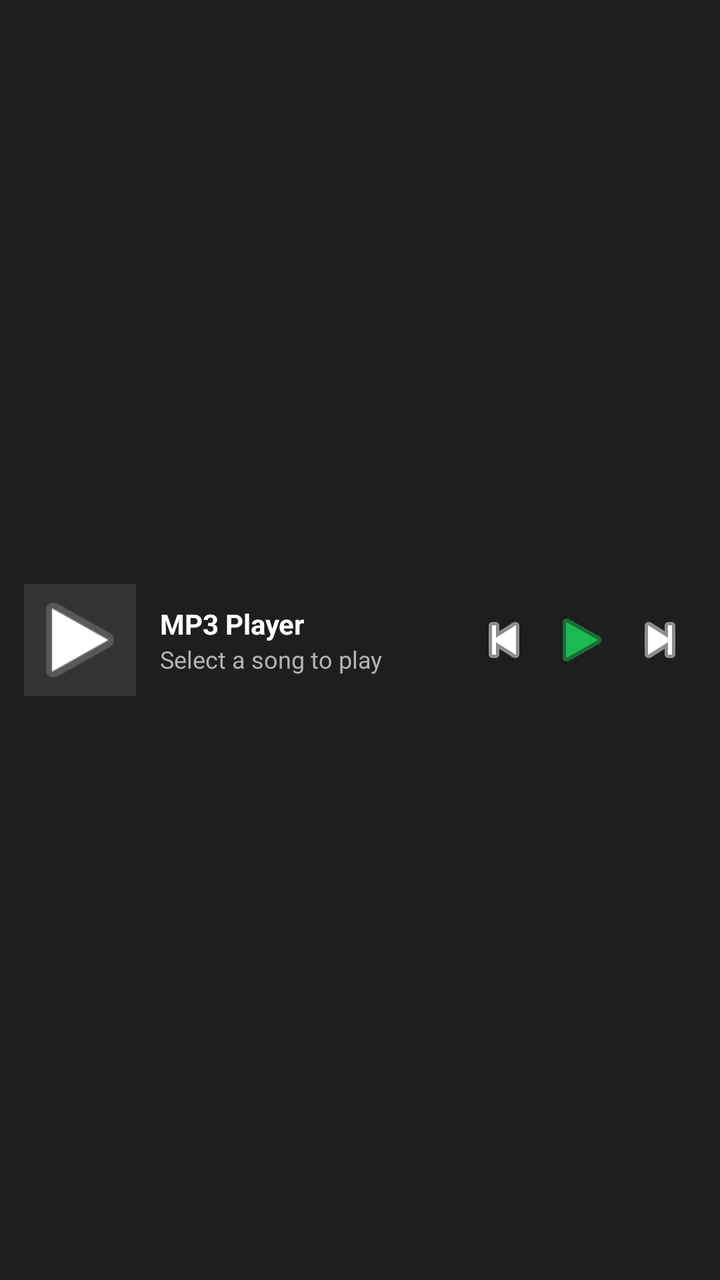
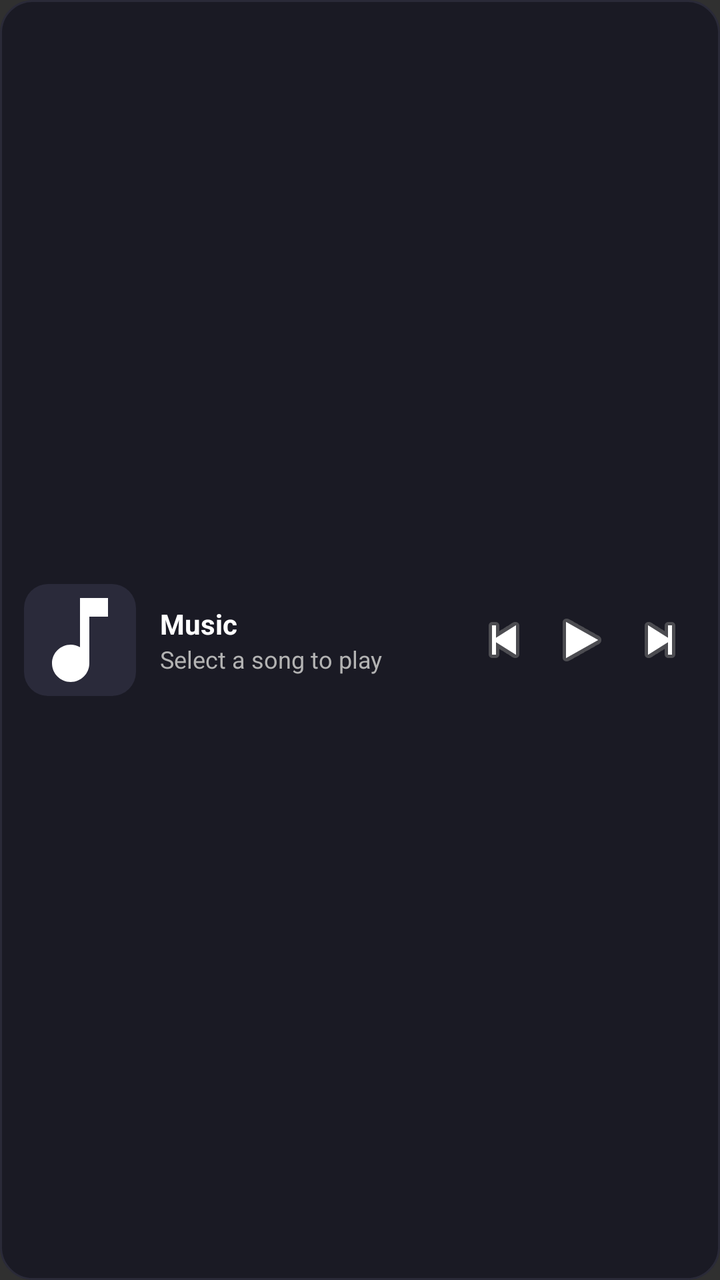

The first picture is an Android layout as it rendered before a commit; the second is the same layout after the commit. The layout source and the unified diff follow.
<!-- AndroidManifest.xml: application theme android:Theme.Material.NoActionBar -->
<!-- res/layout/widget_music.xml -->
<?xml version="1.0" encoding="utf-8"?>
<LinearLayout xmlns:android="http://schemas.android.com/apk/res/android"
    android:id="@+id/widget_root"
    android:layout_width="match_parent"
    android:layout_height="match_parent"
    android:orientation="horizontal"
    android:padding="12dp"
    android:background="#1E1E1E"
    android:gravity="center_vertical">

    <ImageView
        android:id="@+id/widget_album_art"
        android:layout_width="56dp"
        android:layout_height="56dp"
        android:scaleType="centerCrop"
        android:src="@android:drawable/ic_media_play"
        android:background="#333333"
        android:contentDescription="Album Art" />

    <LinearLayout
        android:layout_width="0dp"
        android:layout_height="wrap_content"
        android:layout_weight="1"
        android:layout_marginStart="12dp"
        android:layout_marginEnd="8dp"
        android:orientation="vertical">

        <TextView
            android:id="@+id/widget_title"
            android:layout_width="match_parent"
            android:layout_height="wrap_content"
            android:text="MP3 Player"
            android:textColor="#FFFFFF"
            android:textSize="14sp"
            android:textStyle="bold"
            android:maxLines="1"
            android:ellipsize="end" />

        <TextView
            android:id="@+id/widget_artist"
            android:layout_width="match_parent"
            android:layout_height="wrap_content"
            android:text="Select a song to play"
            android:textColor="#B3B3B3"
            android:textSize="12sp"
            android:maxLines="1"
            android:ellipsize="end" />
    </LinearLayout>

    <LinearLayout
        android:layout_width="wrap_content"
        android:layout_height="wrap_content"
        android:orientation="horizontal"
        android:gravity="center_vertical">

        <ImageButton
            android:id="@+id/widget_btn_previous"
            android:layout_width="36dp"
            android:layout_height="36dp"
            android:background="?android:attr/selectableItemBackgroundBorderless"
            android:src="@android:drawable/ic_media_previous"
            android:tint="#FFFFFF"
            android:contentDescription="Previous" />

        <ImageButton
            android:id="@+id/widget_btn_play_pause"
            android:layout_width="42dp"
            android:layout_height="42dp"
            android:background="?android:attr/selectableItemBackgroundBorderless"
            android:src="@android:drawable/ic_media_play"
            android:tint="#1DB954"
            android:contentDescription="Play/Pause" />

        <ImageButton
            android:id="@+id/widget_btn_next"
            android:layout_width="36dp"
            android:layout_height="36dp"
            android:background="?android:attr/selectableItemBackgroundBorderless"
            android:src="@android:drawable/ic_media_next"
            android:tint="#FFFFFF"
            android:contentDescription="Next" />
    </LinearLayout>

</LinearLayout>
<!-- resources referenced by this layout -->
<resources>

</resources>

<!-- the commit's change to res/layout/widget_music.xml (unified diff, before → after) -->
@@ -5,7 +5,7 @@
     android:layout_height="match_parent"
     android:orientation="horizontal"
     android:padding="12dp"
-    android:background="#1E1E1E"
+    android:background="@drawable/widget_bg_dark_card"
     android:gravity="center_vertical">
 
     <ImageView
@@ -13,8 +13,8 @@
         android:layout_width="56dp"
         android:layout_height="56dp"
         android:scaleType="centerCrop"
-        android:src="@android:drawable/ic_media_play"
-        android:background="#333333"
+        android:src="@drawable/ic_music_note"
+        android:background="@drawable/widget_art_rounded"
         android:contentDescription="Album Art" />
 
     <LinearLayout
@@ -29,7 +29,7 @@
             android:id="@+id/widget_title"
             android:layout_width="match_parent"
             android:layout_height="wrap_content"
-            android:text="MP3 Player"
+            android:text="Music"
             android:textColor="#FFFFFF"
             android:textSize="14sp"
             android:textStyle="bold"
@@ -57,27 +57,24 @@
             android:id="@+id/widget_btn_previous"
             android:layout_width="36dp"
             android:layout_height="36dp"
-            android:background="?android:attr/selectableItemBackgroundBorderless"
+            android:background="@android:color/transparent"
             android:src="@android:drawable/ic_media_previous"
-            android:tint="#FFFFFF"
             android:contentDescription="Previous" />
 
         <ImageButton
             android:id="@+id/widget_btn_play_pause"
             android:layout_width="42dp"
             android:layout_height="42dp"
-            android:background="?android:attr/selectableItemBackgroundBorderless"
+            android:background="@android:color/transparent"
             android:src="@android:drawable/ic_media_play"
-            android:tint="#1DB954"
             android:contentDescription="Play/Pause" />
 
         <ImageButton
             android:id="@+id/widget_btn_next"
             android:layout_width="36dp"
             android:layout_height="36dp"
-            android:background="?android:attr/selectableItemBackgroundBorderless"
+            android:background="@android:color/transparent"
             android:src="@android:drawable/ic_media_next"
-            android:tint="#FFFFFF"
             android:contentDescription="Next" />
     </LinearLayout>
 
<!-- resource entries referenced after the edit -->
@@ -1,5 +1,27 @@
 <!-- resources referenced by this layout -->
 <resources>
-
+  <!-- drawable ic_music_note (drawable) -->
+  <vector xmlns:android="http://schemas.android.com/apk/res/android"
+      android:width="24dp"
+      android:height="24dp"
+      android:viewportWidth="24"
+      android:viewportHeight="24">
+    <path
+        android:fillColor="#FFFFFF"
+        android:pathData="M12,3v10.55c-0.59,-0.34 -1.27,-0.55 -2,-0.55 -2.21,0 -4,1.79 -4,4s1.79,4 4,4 4,-1.79 4,-4V7h4V3h-6z"/>
+  </vector>
+  <!-- drawable widget_art_rounded (drawable) -->
+  <?xml version="1.0" encoding="utf-8"?>
+  <shape xmlns:android="http://schemas.android.com/apk/res/android">
+      <solid android:color="#2A2A3A" />
+      <corners android:radius="12dp" />
+  </shape>
+  <!-- drawable widget_bg_dark_card (drawable) -->
+  <?xml version="1.0" encoding="utf-8"?>
+  <shape xmlns:android="http://schemas.android.com/apk/res/android">
+      <solid android:color="#1A1A24" />
+      <corners android:radius="16dp" />
+      <stroke android:width="1dp" android:color="#2A2A38" />
+  </shape>
 </resources>
 
